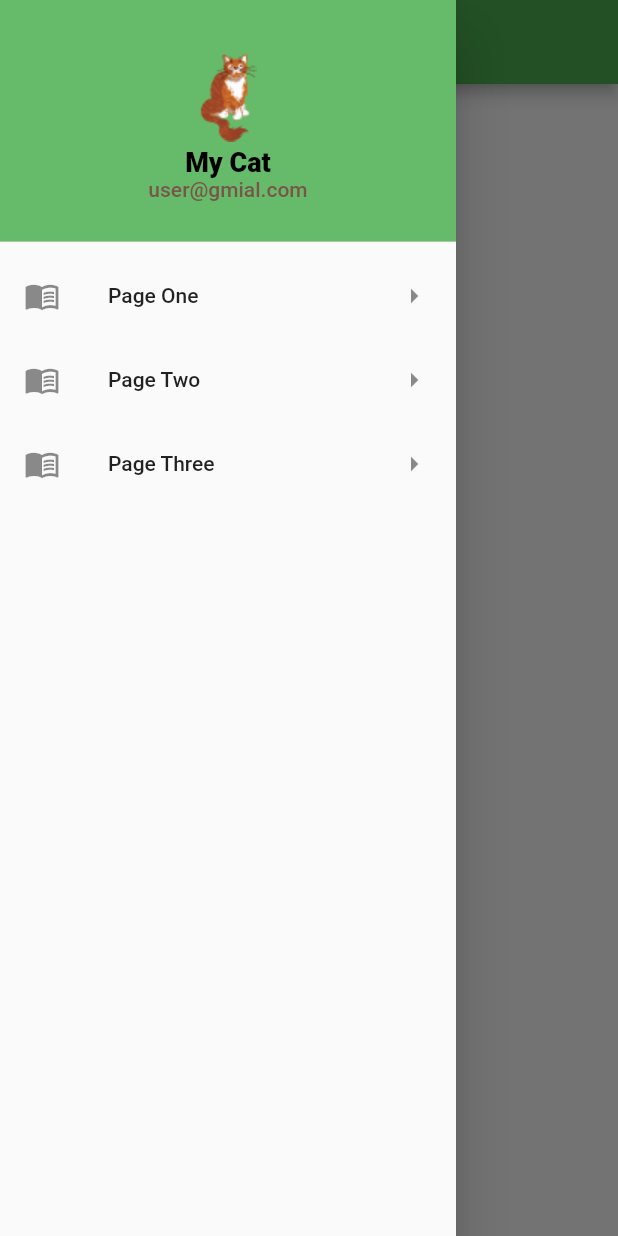
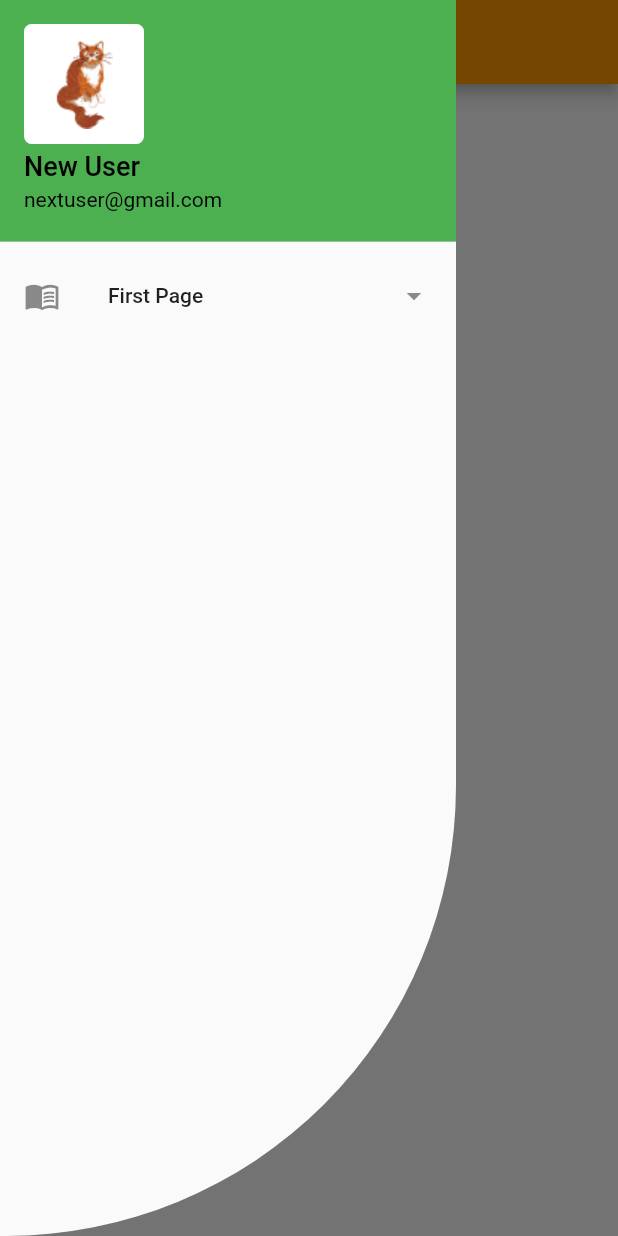
Before and after one commit to bzamanbd/my_flutter_study, a Flutter app: the screen it shows after launch, with the side drawer open, on a phone screen of 412 x 824 dp. Run offline on Flutter 3.47's test engine with Material 2 defaults, Android fonts, the phone set to English and light mode, and no system bars.

Commit message:
done_final

```diff
--- a/lib/main.dart
+++ b/lib/main.dart
@@ -11,7 +11,7 @@ class MyApp extends StatelessWidget {
       debugShowCheckedModeBanner: false,
       title: title,
       theme: ThemeData(
-        primarySwatch: Colors.green
+        primarySwatch: Colors.orange
       ),
       // routes: ,
       // initialRoute: ,
--- a/lib/pages/home_page.dart
+++ b/lib/pages/home_page.dart
@@ -1,6 +1,5 @@
 import 'package:flutter/material.dart';
 import '/pages/page_one.dart';
-import '/pages/page_two.dart';
 class HomePage extends StatefulWidget {
   final String title;
   const HomePage({Key? key,required this.title}) : super(key: key);
@@ -12,71 +11,51 @@ class HomePage extends StatefulWidget {
 class _HomePageState extends State<HomePage> {
   @override
   Widget build(BuildContext context) {
-    Size size = MediaQuery.of(context).size;
     return Scaffold(
-      appBar:AppBar(
+      appBar: AppBar(
         title: Text(widget.title),
         centerTitle: true,
       ),
-      drawer: Drawer(
+      // bottomNavigationBar: ,
+      // bottomSheet: ,
+      // floatingActionButton: ,
+      drawer:ClipRRect(
+        borderRadius: BorderRadius.only(topRight: Radius.circular(0), bottomRight: Radius.circular(300)),
+        child: Drawer(
+          backgroundColor: Colors.orange[80],
+          elevation: 10.0,
           child: ListView(
             padding: EdgeInsets.zero,
             children: [
-            DrawerHeader(
+              UserAccountsDrawerHeader(
                 decoration: BoxDecoration(
-                color: Colors.green[400],
+                color: Colors.green,
                 ),
-              child: Column(
-                mainAxisAlignment: MainAxisAlignment.center,
-                crossAxisAlignment: CrossAxisAlignment.center,
-                children: [
-                  const Image(image: AssetImage('assets/images/Logo.png',),
-                  // height: 100,
-                  // width: 100,
-                  alignment: Alignment.center,
+                accountName: Text('New User',style: TextStyle(color: Colors.black,fontSize: 18.0),),
+                accountEmail: const Text('nextuser@gmail.com',style: TextStyle(color: Colors.black),),
+                currentAccountPicture:ClipRRect(
+                  borderRadius:const BorderRadius.all(Radius.circular(5.0)),
+                  child: Container(
+                    decoration: BoxDecoration(
+                      color: Colors.white
                     ),
-                  SizedBox(height: size.height / 300,),
-                  const Text('My Cat',
-                  style: TextStyle(
-                    fontSize: 18.0,
-                    fontWeight: FontWeight.w800,
-                    color: Colors.black
+                    child: Image(image: AssetImage('assets/images/Logo.png')),
                   ),
                 ),
-                  const Text('user@gmial.com',
-                  style: TextStyle(
-                    color: Colors.brown,
-                  ),
-                  )
-                ],
-              )
+                arrowColor: Colors.red,
+                currentAccountPictureSize: Size(80, 80),
               ),
               ListTile(
-              leading: const Icon(Icons.menu_book),
-              title: const Text('Page One'),
-              trailing: const Icon(Icons.arrow_right),
+                leading: Icon(Icons.menu_book),
+                title: Text('First Page'),
+                trailing: Icon(Icons.arrow_drop_down),
                 onTap: (){
-                Navigator.push(context, MaterialPageRoute(builder: (cntx)=>const PageOne(title: 'PageOne')));
+                  Navigator.push(context, MaterialPageRoute(builder: (cnt)=>PageOne(title: 'Page One')));
                 },
-            ),
-
-            ListTile(
-              leading: const Icon(Icons.menu_book),
-              title: const Text('Page Two'),
-              trailing: const Icon(Icons.arrow_right),
-              onTap: (){
-                Navigator.push(context, MaterialPageRoute(builder: (cnt)=> const PageTwo(title:'Page Two')));
-              },
-
-            ),
-            ListTile(
-              leading: const Icon(Icons.menu_book),
-              title: const Text('Page Three'),
-              trailing: const Icon(Icons.arrow_right),
-              onTap: (){},
-            ),
+              )
 
             ],
+          ),
         ),
       ),
     );
```
Lines whose indentation alone changed are shown as unchanged.
